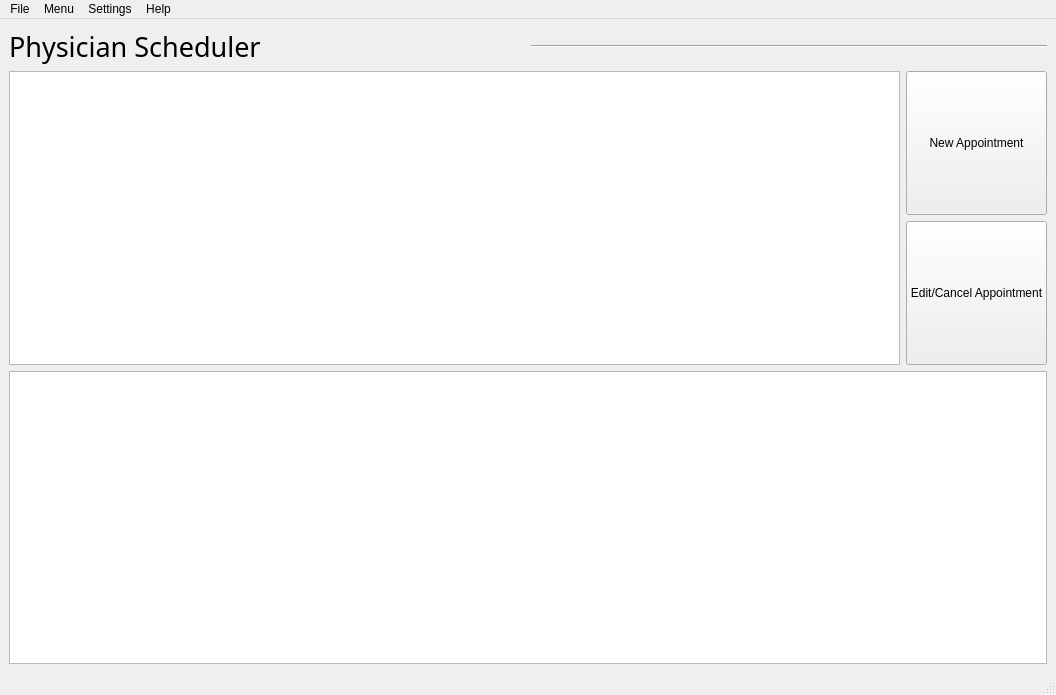
Qt form cigya/ui/sched.ui (CS532-Marlboro-Health-Tracker/Cigya) before a commit.
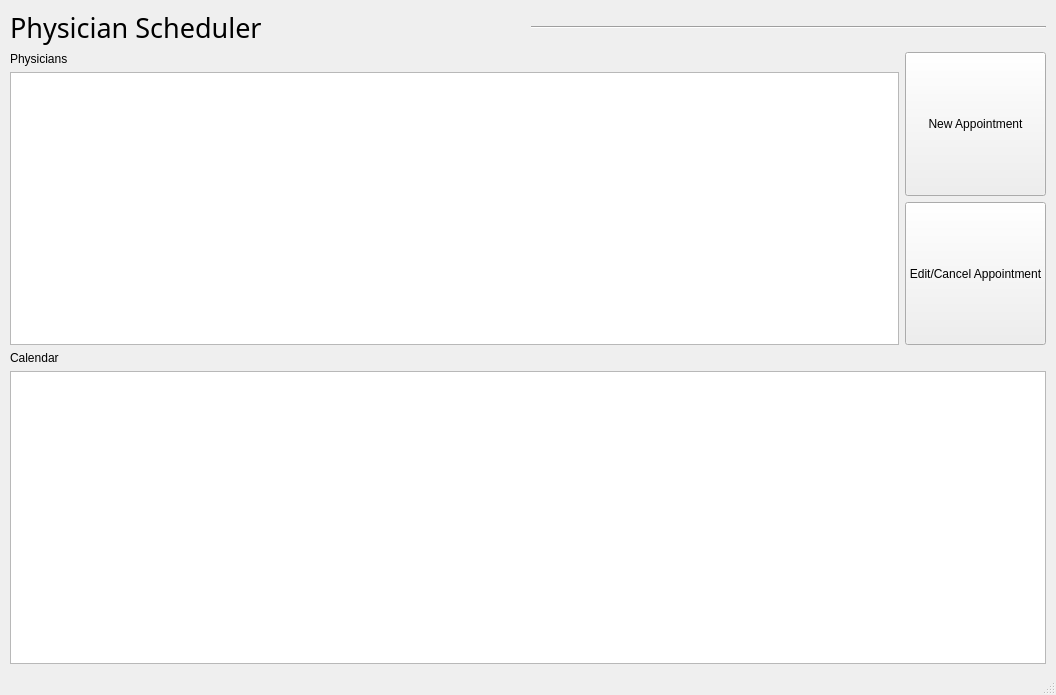
The same form after that commit.

```diff
--- a/cigya/ui/sched.ui
+++ b/cigya/ui/sched.ui
@@ -21,6 +21,12 @@
     <bool>false</bool>
    </property>
    <layout class="QVBoxLayout" name="verticalLayout">
+    <property name="leftMargin">
+     <number>10</number>
+    </property>
+    <property name="rightMargin">
+     <number>10</number>
+    </property>
     <item>
      <layout class="QHBoxLayout" name="schedTitle">
       <item>
@@ -48,7 +54,18 @@
     <item>
      <layout class="QHBoxLayout" name="horizontalLayout">
       <item>
-       <widget class="QTableView" name="physicianTable"/>
+       <layout class="QVBoxLayout" name="physLayout">
+        <item>
+         <widget class="QLabel" name="physicianLbl">
+          <property name="text">
+           <string>Physicians</string>
+          </property>
+         </widget>
+        </item>
+        <item>
+         <widget class="QTableView" name="physicianTable"/>
+        </item>
+       </layout>
       </item>
       <item>
        <layout class="QVBoxLayout" name="verticalLayout_2">
@@ -82,54 +99,18 @@
       </item>
      </layout>
     </item>
+    <item>
+     <widget class="QLabel" name="calendarLbl">
+      <property name="text">
+       <string>Calendar</string>
+      </property>
+     </widget>
+    </item>
     <item>
      <widget class="QColumnView" name="calendarColumn"/>
     </item>
    </layout>
   </widget>
-  <widget class="QMenuBar" name="menubar">
-   <property name="geometry">
-    <rect>
-     <x>0</x>
-     <y>0</y>
-     <width>1056</width>
-     <height>21</height>
-    </rect>
-   </property>
-   <widget class="QMenu" name="menuFile">
-    <property name="title">
-     <string>File</string>
-    </property>
-    <addaction name="actionPrint"/>
-   </widget>
-   <widget class="QMenu" name="menuSettings">
-    <property name="title">
-     <string>Settings</string>
-    </property>
-    <addaction name="actionAdministrator_Login"/>
-   </widget>
-   <widget class="QMenu" name="menuHelp">
-    <property name="title">
-     <string>Help</string>
-    </property>
-    <addaction name="actionHelp_Page"/>
-   </widget>
-   <widget class="QMenu" name="menuMenu">
-    <property name="title">
-     <string>Menu</string>
-    </property>
-    <addaction name="actionElectronic_Patient_Record"/>
-    <addaction name="actionPhysician_Scheduler"/>
-    <addaction name="actionLab_Order_Tracking"/>
-    <addaction name="actionPharmacy_Order_Tracking"/>
-    <addaction name="actionInsurance_Billing"/>
-    <addaction name="actionEquipment_Inventory_and_Maintenance"/>
-   </widget>
-   <addaction name="menuFile"/>
-   <addaction name="menuMenu"/>
-   <addaction name="menuSettings"/>
-   <addaction name="menuHelp"/>
-  </widget>
   <widget class="QStatusBar" name="statusbar"/>
   <action name="actionHelp_Page">
    <property name="text">
```
Left out of the diff: 4 changed lines with no effect on the pictures.
